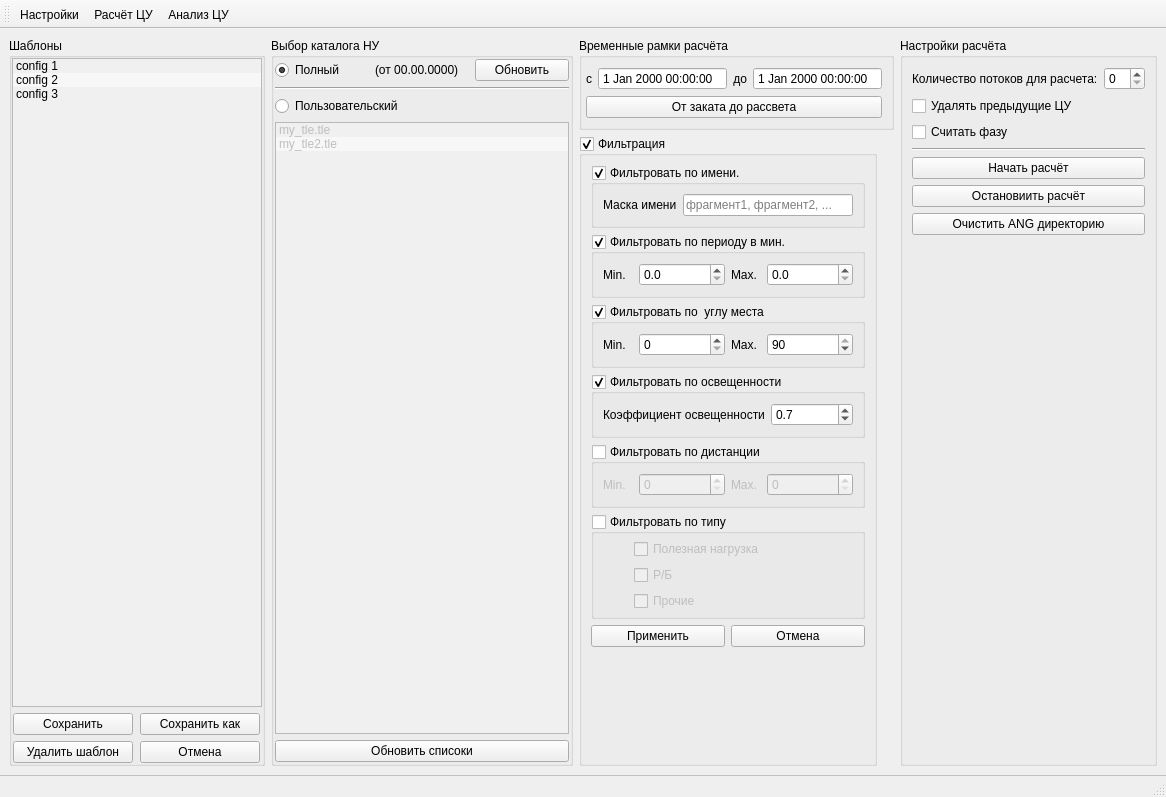
First picture: the form in gui_ANGviewer/guiFormMainAngView.ui, repository MaxxMurygin/python-ANGviewer, before the edit.
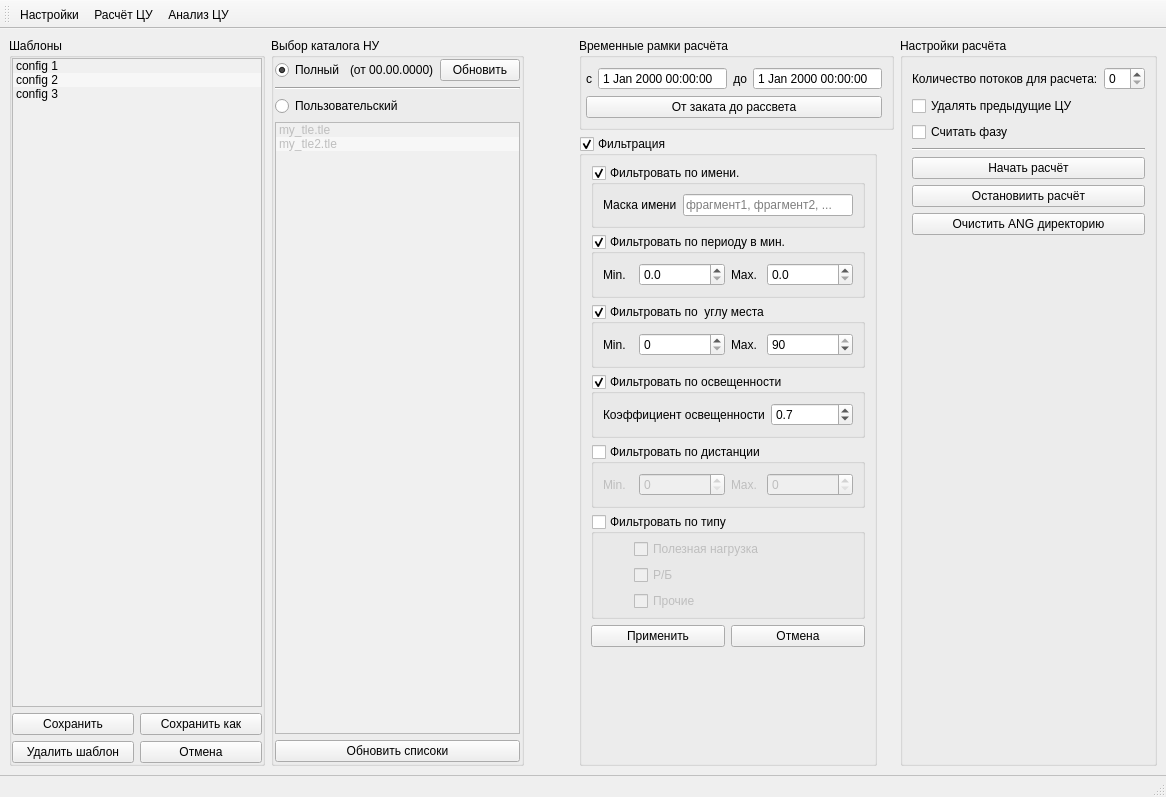
Second picture: the form after the edit. Icons and pictures are not drawn.

Patch:
```diff
--- a/gui_ANGviewer/guiFormMainAngView.ui
+++ b/gui_ANGviewer/guiFormMainAngView.ui
@@ -642,7 +642,7 @@
        </layout>
       </widget>
       <widget class="QWidget" name="tabCalic">
-       <layout class="QGridLayout" name="gridLayout_3">
+       <layout class="QGridLayout" name="gridLayout_3" columnstretch="1,1,1,1,1">
         <property name="leftMargin">
          <number>0</number>
         </property>
@@ -663,9 +663,6 @@
              <string>Шаблоны</string>
             </property>
             <layout class="QVBoxLayout" name="verticalLayout_7">
-             <property name="sizeConstraint">
-              <enum>QLayout::SetMinAndMaxSize</enum>
-             </property>
              <property name="leftMargin">
               <number>0</number>
              </property>
@@ -725,12 +722,6 @@
                </property>
                <item row="1" column="0">
                 <widget class="QPushButton" name="calicTemplateButDel">
-                 <property name="maximumSize">
-                  <size>
-                   <width>120</width>
-                   <height>16777215</height>
-                  </size>
-                 </property>
                  <property name="text">
                   <string>Удалить шаблон</string>
                  </property>
@@ -738,12 +729,6 @@
                </item>
                <item row="1" column="1">
                 <widget class="QPushButton" name="calicTemplateButCancel">
-                 <property name="maximumSize">
-                  <size>
-                   <width>120</width>
-                   <height>16777215</height>
-                  </size>
-                 </property>
                  <property name="text">
                   <string>Отмена</string>
                  </property>
@@ -751,12 +736,6 @@
                </item>
                <item row="0" column="1">
                 <widget class="QPushButton" name="calicTemplateButSeveAs">
-                 <property name="maximumSize">
-                  <size>
-                   <width>120</width>
-                   <height>16777215</height>
-                  </size>
-                 </property>
                  <property name="text">
                   <string>Сохранить как</string>
                  </property>
@@ -764,12 +743,6 @@
                </item>
                <item row="0" column="0">
                 <widget class="QPushButton" name="calicTemplateButSeve">
-                 <property name="maximumSize">
-                  <size>
-                   <width>120</width>
-                   <height>16777215</height>
-                  </size>
-                 </property>
                  <property name="text">
                   <string>Сохранить</string>
                  </property>
@@ -866,9 +839,6 @@
            <string>Выбор каталога НУ</string>
           </property>
           <layout class="QVBoxLayout" name="verticalLayout_8">
-           <property name="sizeConstraint">
-            <enum>QLayout::SetMinAndMaxSize</enum>
-           </property>
            <property name="leftMargin">
             <number>1</number>
            </property>
@@ -883,9 +853,6 @@
            </property>
            <item>
             <layout class="QHBoxLayout" name="calicTLEAllLeyout">
-             <property name="sizeConstraint">
-              <enum>QLayout::SetMinAndMaxSize</enum>
-             </property>
              <item>
               <widget class="QRadioButton" name="calicTLEAllRadio">
                <property name="text">
```
Left out of the diff: 30 changed lines with no effect on the pictures.
